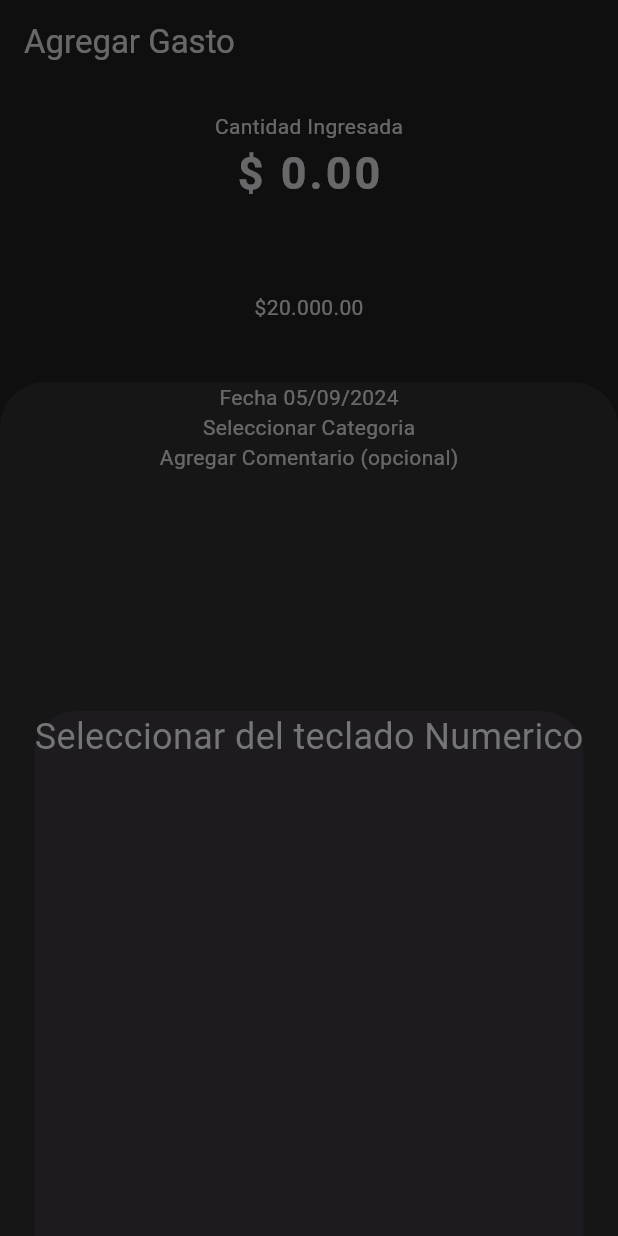
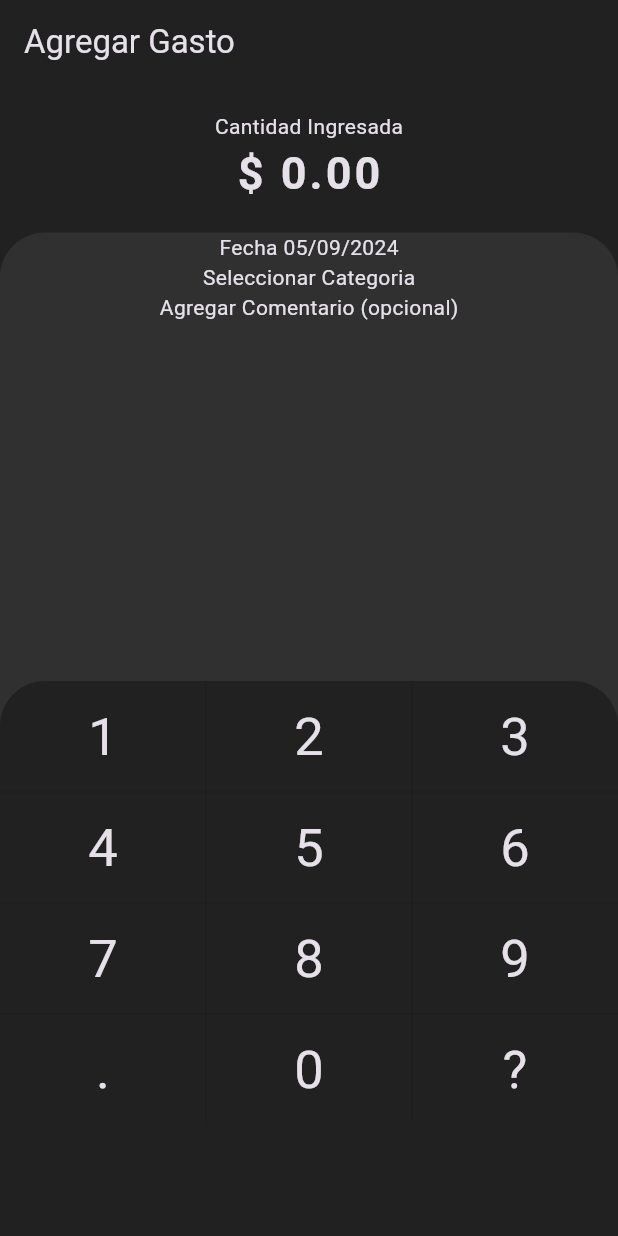
Before and after one commit to camilonull/ProyectoClase, a Flutter app: the AddExpenses screen opened directly, after a tap on "Cantidad Ingresada", on a phone screen of 412 x 824 dp. Run offline on Flutter 3.47's test engine with Material 3 defaults, Android fonts, the phone set to English and light mode, and no system bars; our stand-ins replace flutter_speed_dial, logger.

Commit message:
diapo 17

```diff
--- a/lib/pages/add_expenses.dart
+++ b/lib/pages/add_expenses.dart
@@ -16,7 +16,6 @@ class AddExpenses extends StatelessWidget {
       body: Column(
         children: [
           const BsNumKeyboard(),
-          const Padding(padding: EdgeInsets.all(40.0), child: Text('\$20.000.00')),
           Expanded(child: Container(
             width: double.infinity,
             decoration: Constants.sheetDecoration(Theme.of(context).primaryColorDark),
--- /dev/null
+++ b/lib/widgets/add_expenses/amount_display.dart
@@ -0,0 +1,20 @@
+import 'package:flutter/material.dart';
+
+class AmountDisplay extends StatelessWidget {
+
+  final String amount;
+
+  const AmountDisplay({super.key, required this.amount});
+
+  @override
+  Widget build(BuildContext context) {
+    return Text(
+      '\$ $amount',
+      style: const TextStyle(
+        fontSize: 30.0,
+        letterSpacing: 2.0,
+        fontWeight: FontWeight.bold,
+      ),
+    );
+  }
+}
--- a/lib/widgets/add_expenses/bs_num_keyboard.dart
+++ b/lib/widgets/add_expenses/bs_num_keyboard.dart
@@ -1,4 +1,7 @@
 import 'package:flutter/material.dart';
+import 'amount_display.dart';
+import 'num_pad.dart';
+
 
 class BsNumKeyboard extends StatefulWidget {
   const BsNumKeyboard({super.key});
@@ -14,21 +17,31 @@ class _BsNumKeyboardState extends State<BsNumKeyboard> {
   Widget build(BuildContext context) {
     return GestureDetector(
       onTap: () {
-        numPad();
+        _showNumPad();
       },
-      child: Padding(padding: const EdgeInsets.all(18.0),
+      child: Padding(
+        padding: const EdgeInsets.all(18.0),
       child: Column(
         children: [
           const Text('Cantidad Ingresada'),
-          Text('\$ $amount',
-              style: const TextStyle(
-                fontSize: 30.0,
-                letterSpacing: 2.0,
-                fontWeight: FontWeight.bold,
-              ))
+         AmountDisplay(amount:  amount),
         ],
       ),
     ));
+  }
+
+  void _showNumPad() {
+    showModalBottomSheet(
+      barrierColor: Colors.transparent,
+      enableDrag: false,
+      isScrollControlled: true,
+      backgroundColor: Theme.of(context).scaffoldBackgroundColor,
+      shape: const RoundedRectangleBorder(
+        borderRadius: BorderRadius.vertical(top: Radius.circular(30.0)),
+      ),
+      context: context, builder: (BuildContext context) {
+      return const NumPad();
+    });
   }
 
   void numPad() {
--- /dev/null
+++ b/lib/widgets/add_expenses/num_pad.dart
@@ -0,0 +1,22 @@
+import 'package:flutter/material.dart';
+import 'num_pad_table.dart';
+
+class NumPad extends StatelessWidget {
+  const NumPad({super.key});
+
+  @override
+  Widget build(BuildContext context) {
+    return SizedBox(
+      height: 370.0,
+      child: LayoutBuilder(
+          builder: (BuildContext context, BoxConstraints constraints) {
+        var constraintsHeight = constraints.biggest.height / 5;
+        return Column(
+          children: [
+            NumPadTable(constraintsHeight: constraintsHeight),
+          ],
+        );
+      }),
+    );
+  }
+}
--- /dev/null
+++ b/lib/widgets/add_expenses/num_pad_button.dart
@@ -0,0 +1,19 @@
+import 'package:flutter/material.dart';
+
+class NumPadButton extends StatelessWidget {
+  final String label;
+  final double height;
+
+
+  const NumPadButton({super.key, required this.label, required this.height});
+
+  @override
+  Widget build(BuildContext context) {
+    return SizedBox(
+      height: height,
+      child: Center(
+        child: Text(label, style: const TextStyle(fontSize: 35.0),),
+      ),
+    );
+  }
+}
--- /dev/null
+++ b/lib/widgets/add_expenses/num_pad_table.dart
@@ -0,0 +1,40 @@
+import 'package:calc_app/widgets/add_expenses/num_pad_button.dart';
+import 'package:flutter/material.dart';
+
+class NumPadTable extends StatelessWidget {
+
+  final double constraintsHeight;
+
+  const NumPadTable({super.key, required this.constraintsHeight});
+
+  @override
+  Widget build(BuildContext context) {
+    return Table(
+      border: const TableBorder.symmetric(
+        inside: BorderSide(width: 0.1),
+      ),
+      children: [
+        TableRow(children: [
+          NumPadButton(label: '1', height: constraintsHeight),
+          NumPadButton(label: '2', height: constraintsHeight),
+          NumPadButton(label: '3', height: constraintsHeight),
+        ]),
+        TableRow(children: [
+          NumPadButton(label: '4', height: constraintsHeight),
+          NumPadButton(label: '5', height: constraintsHeight),
+          NumPadButton(label: '6', height: constraintsHeight),
+        ]),
+        TableRow(children: [
+          NumPadButton(label: '7', height: constraintsHeight),
+          NumPadButton(label: '8', height: constraintsHeight),
+          NumPadButton(label: '9', height: constraintsHeight),
+        ]),
+        TableRow(children: [
+          NumPadButton(label: '.', height: constraintsHeight),
+          NumPadButton(label: '0', height: constraintsHeight),
+          NumPadButton(label: '?', height: constraintsHeight),
+        ])
+      ],
+    );
+  }
+}
```
